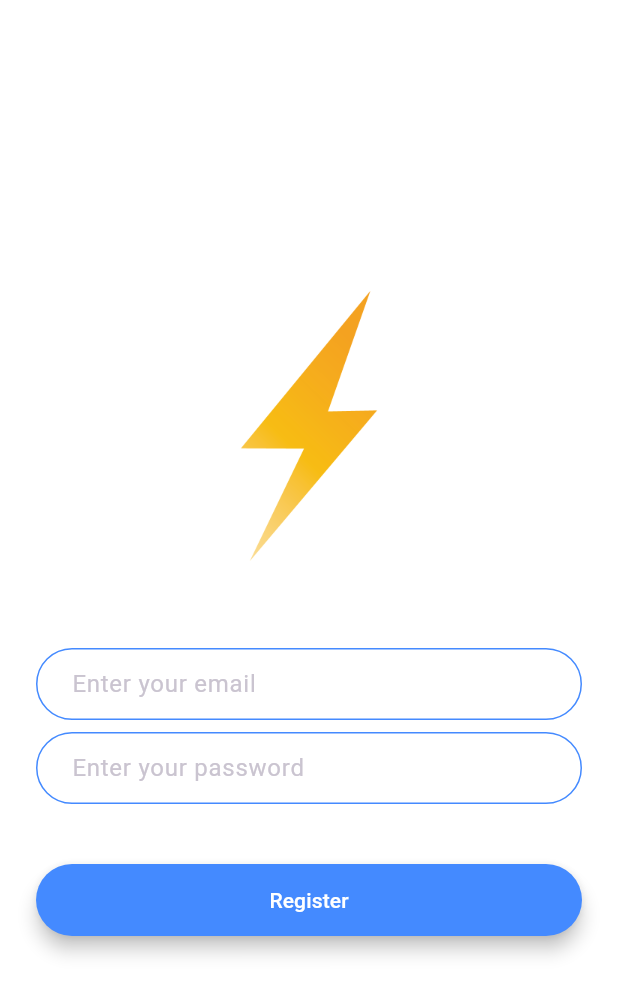
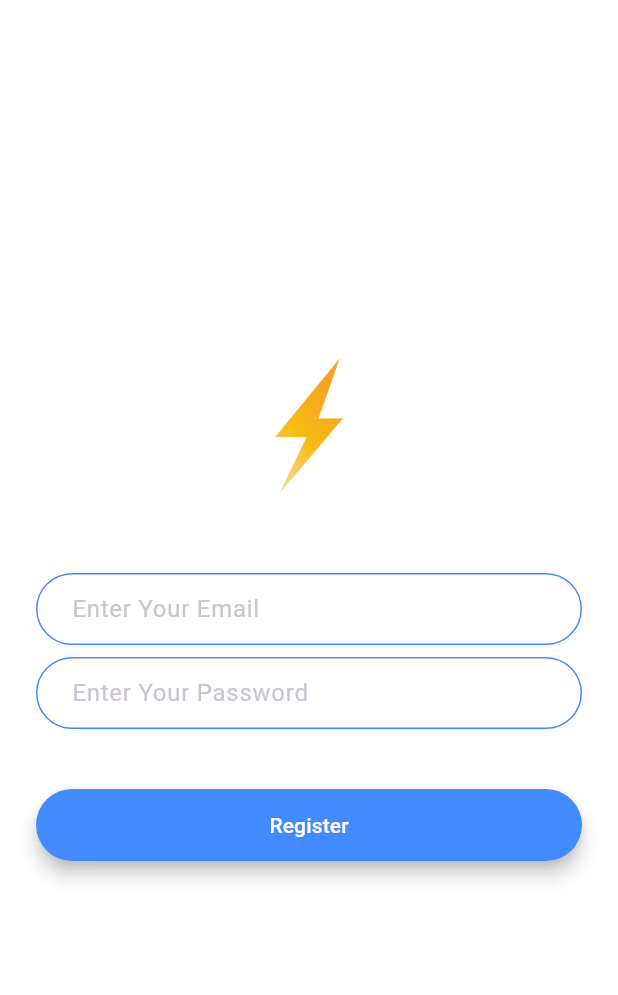
Before and after one commit to selinguz/flash_chat, a Flutter app: the screen it shows after launch, after a tap on "Register", on a phone screen of 412 x 824 dp. Shown: the top 995 px of the screen. Run offline on Flutter 3.47's test engine with Material 3 defaults, Android fonts, the phone set to English and light mode, and no system bars; our stand-ins replace animated_text_kit.

Commit message:
buton ve textler ile ilgili refactoring yapıldı

```diff
--- /dev/null
+++ b/lib/components/rounded_button.dart
@@ -0,0 +1,30 @@
+import 'package:flutter/material.dart';
+
+class RoundedButton extends StatelessWidget {
+  final Color color;
+  final String title;
+  final Function onPressed;
+
+  const RoundedButton(
+      {super.key, required this.color, required this.title, required this.onPressed});
+
+  @override
+  Widget build(BuildContext context) {
+    return Padding(
+      padding: const EdgeInsets.symmetric(vertical: 16.0),
+      child: Material(
+        elevation: 5.0,
+        color: color,
+        borderRadius: BorderRadius.circular(30.0),
+        child: MaterialButton(
+          onPressed: (){
+            onPressed();
+          },
+          minWidth: 100.0,
+          height: 42.0,
+          child: Text(title,style: TextStyle(color: Colors.white),),
+        ),
+      ),
+    );
+  }
+}
--- a/lib/constants.dart
+++ b/lib/constants.dart
@@ -17,3 +17,19 @@ const kMessageContainerDecoration = BoxDecoration(
     top: BorderSide(color: Colors.lightBlueAccent, width: 2.0),
   ),
 );
+
+const kTextFieldDecoration = InputDecoration(
+  hintText: '',
+  contentPadding: EdgeInsets.symmetric(vertical: 10.0, horizontal: 20.0),
+  border: OutlineInputBorder(
+    borderRadius: BorderRadius.all(Radius.circular(32.0)),
+  ),
+  enabledBorder: OutlineInputBorder(
+    borderSide: BorderSide(color: Colors.blueAccent, width: 1.0),
+    borderRadius: BorderRadius.all(Radius.circular(32.0)),
+  ),
+  focusedBorder: OutlineInputBorder(
+    borderSide: BorderSide(color: Colors.blueAccent, width: 2.0),
+    borderRadius: BorderRadius.all(Radius.circular(32.0)),
+  ),
+);
--- a/lib/screens/registration_screen.dart
+++ b/lib/screens/registration_screen.dart
@@ -1,4 +1,6 @@
 import 'package:flutter/material.dart';
+import 'package:flash_chat/constants.dart';
+import '../components/rounded_button.dart';
 
 class RegistrationScreen extends StatefulWidget {
   static const String id = 'registrationScreen';
@@ -20,7 +22,7 @@ class _RegistrationScreenState extends State<RegistrationScreen> {
             Hero(
               tag:'logo',
               child: Container(
-                height: 200.0,
+                height: 100.0,
                 child: Image.asset('assets/images/logo.png'),
               ),
             ),
@@ -31,22 +33,8 @@ class _RegistrationScreenState extends State<RegistrationScreen> {
               onChanged: (value) {
                 //Do something with the user input.
               },
-              decoration: InputDecoration(
-                hintText: 'Enter your email',
-                contentPadding:
-                EdgeInsets.symmetric(vertical: 10.0, horizontal: 20.0),
-                border: OutlineInputBorder(
-                  borderRadius: BorderRadius.all(Radius.circular(32.0)),
-                ),
-                enabledBorder: OutlineInputBorder(
-                  borderSide: BorderSide(color: Colors.blueAccent, width: 1.0),
-                  borderRadius: BorderRadius.all(Radius.circular(32.0)),
-                ),
-                focusedBorder: OutlineInputBorder(
-                  borderSide: BorderSide(color: Colors.blueAccent, width: 2.0),
-                  borderRadius: BorderRadius.all(Radius.circular(32.0)),
-                ),
-              ),
+              decoration:kTextFieldDecoration.copyWith(hintText: 'Enter Your '
+                  'Email'),
             ),
             SizedBox(
               height: 8.0,
@@ -55,45 +43,16 @@ class _RegistrationScreenState extends State<RegistrationScreen> {
               onChanged: (value) {
                 //Do something with the user input.
               },
-              decoration: InputDecoration(
-                hintText: 'Enter your password',
-                contentPadding:
-                EdgeInsets.symmetric(vertical: 10.0, horizontal: 20.0),
-                border: OutlineInputBorder(
-                  borderRadius: BorderRadius.all(Radius.circular(32.0)),
-                ),
-                enabledBorder: OutlineInputBorder(
-                  borderSide: BorderSide(color: Colors.blueAccent, width: 1.0),
-                  borderRadius: BorderRadius.all(Radius.circular(32.0)),
-                ),
-                focusedBorder: OutlineInputBorder(
-                  borderSide: BorderSide(color: Colors.blueAccent, width: 2.0),
-                  borderRadius: BorderRadius.all(Radius.circular(32.0)),
-                ),
-              ),
+              decoration:kTextFieldDecoration.copyWith(hintText: 'Enter Your '
+                  'Password'),
             ),
             SizedBox(
               height: 24.0,
             ),
-            Padding(
-              padding: EdgeInsets.symmetric(vertical: 16.0),
-              child: Material(
-                color: Colors.blueAccent,
-                borderRadius: BorderRadius.all(Radius.circular(30.0)),
-                elevation: 5.0,
-                child: MaterialButton(
-                  onPressed: () {
-                    //Implement registration functionality.
-                  },
-                  minWidth: 200.0,
-                  height: 42.0,
-                  child: Text(
-                    'Register',
-                    style: TextStyle(color: Colors.white),
-                  ),
-                ),
-              ),
-            ),
+            RoundedButton(color: Colors.blueAccent,title: 'Register',
+              onPressed: () {
+                Navigator.pushNamed(context, RegistrationScreen.id);
+              },),
           ],
         ),
       ),
--- a/lib/screens/welcome_screen.dart
+++ b/lib/screens/welcome_screen.dart
@@ -2,6 +2,8 @@ import 'package:animated_text_kit/animated_text_kit.dart';
 import 'package:flash_chat/screens/login_screen.dart';
 import 'package:flash_chat/screens/registration_screen.dart';
 import 'package:flutter/material.dart';
+
+import '../components/rounded_button.dart';
 
 class WelcomeScreen extends StatefulWidget {
   static const String id = 'welcomeScreen';
@@ -67,45 +69,19 @@ class _WelcomeScreenState extends State<WelcomeScreen>
             SizedBox(
               height: 48.0,
             ),
-            Padding(
-              padding: EdgeInsets.symmetric(vertical: 16.0),
-              child: Material(
-                elevation: 5.0,
+            RoundedButton(
               color: Colors.lightBlueAccent,
-                borderRadius: BorderRadius.circular(30.0),
-                child: MaterialButton(
+              title: 'Log In',
               onPressed: () {
-                    setState(() {
-                      Navigator.pushNamed(context, LoginScreen.id);
-                    });
+                Navigator.of(context).pushNamed(LoginScreen.id);
               },
-                  minWidth: 200.0,
-                  height: 42.0,
-                  child: Text(
-                    'Log In',
             ),
-                ),
-              ),
-            ),
-            Padding(
-              padding: EdgeInsets.symmetric(vertical: 16.0),
-              child: Material(
+            RoundedButton(
               color: Colors.blueAccent,
-                borderRadius: BorderRadius.circular(30.0),
-                elevation: 5.0,
-                child: MaterialButton(
+              title: 'Register',
               onPressed: () {
-                    setState(() {
-                      Navigator.pushNamed(context, RegistrationScreen.id);
-                    });
+                Navigator.of(context).pushNamed(RegistrationScreen.id);
               },
-                  minWidth: 200.0,
-                  height: 42.0,
-                  child: Text(
-                    'Register',
-                  ),
-                ),
-              ),
             ),
           ],
         ),
```
Also changed, not shown: lib/screens/login_screen.dart (+17 -51 lines). Lines whose indentation alone changed are shown as unchanged.
